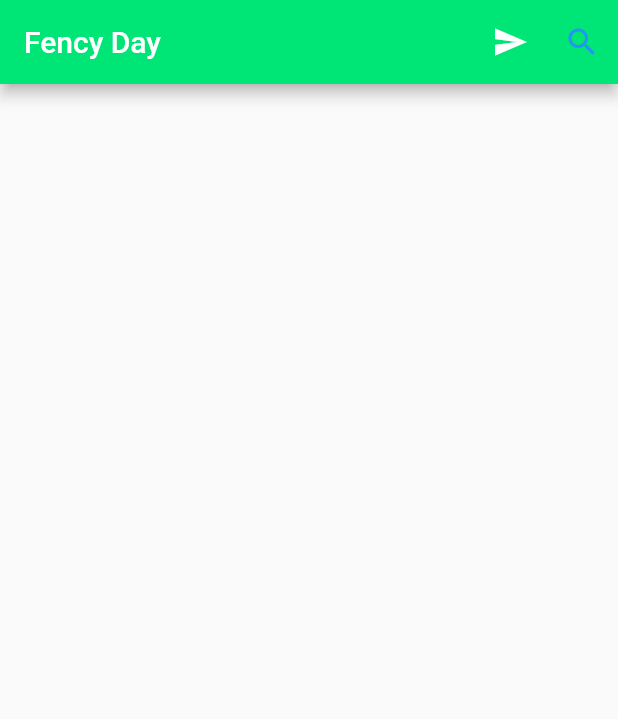
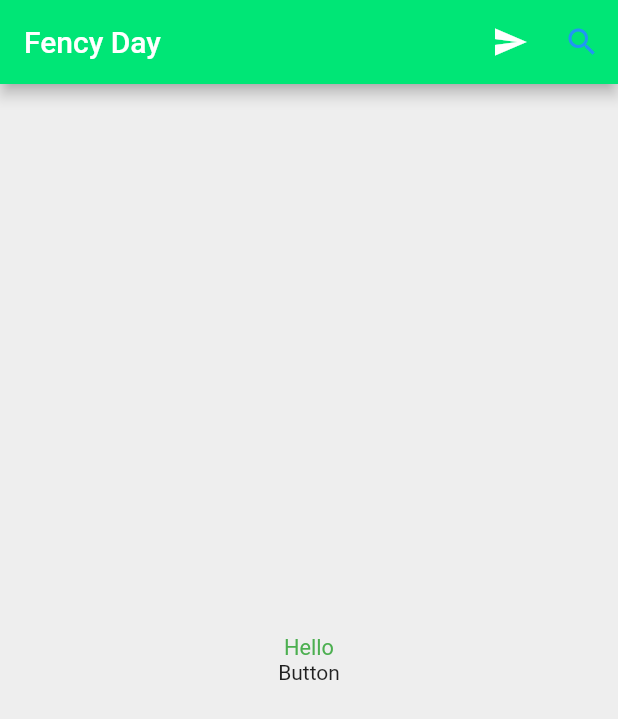
Before and after one commit to NelzkieCoder/Flutter_Learning, a Flutter app: the screen it shows after launch, on a phone screen of 412 x 824 dp. Shown: the top 719 px of the screen. Run offline on Flutter 3.47's test engine with Material 2 defaults, Android fonts, the phone set to English and light mode, and no system bars.

Commit message:
added Inkwell

```diff
--- a/lib/UI/scaffold_home.dart
+++ b/lib/UI/scaffold_home.dart
@@ -22,6 +22,26 @@ class ScaffoldHome extends StatelessWidget {
           )
         ],
       ),
+      backgroundColor: Colors.grey.shade200,
+      body: Container(
+        alignment: Alignment.center,
+        child: Column(
+          mainAxisAlignment: MainAxisAlignment.center,
+          children: <Widget>[
+            Text(
+              "Hello",
+              style: TextStyle(
+                  color: Colors.green,
+                  fontSize: 14.5,
+                  fontWeight: FontWeight.w400),
+            ),
+            InkWell(
+              child: Text("Button"),
+              onTap: () => debugPrint("Button is dfafds"),
+            )
+          ],
+        ),
+      ),
     );
   }
 }
```
